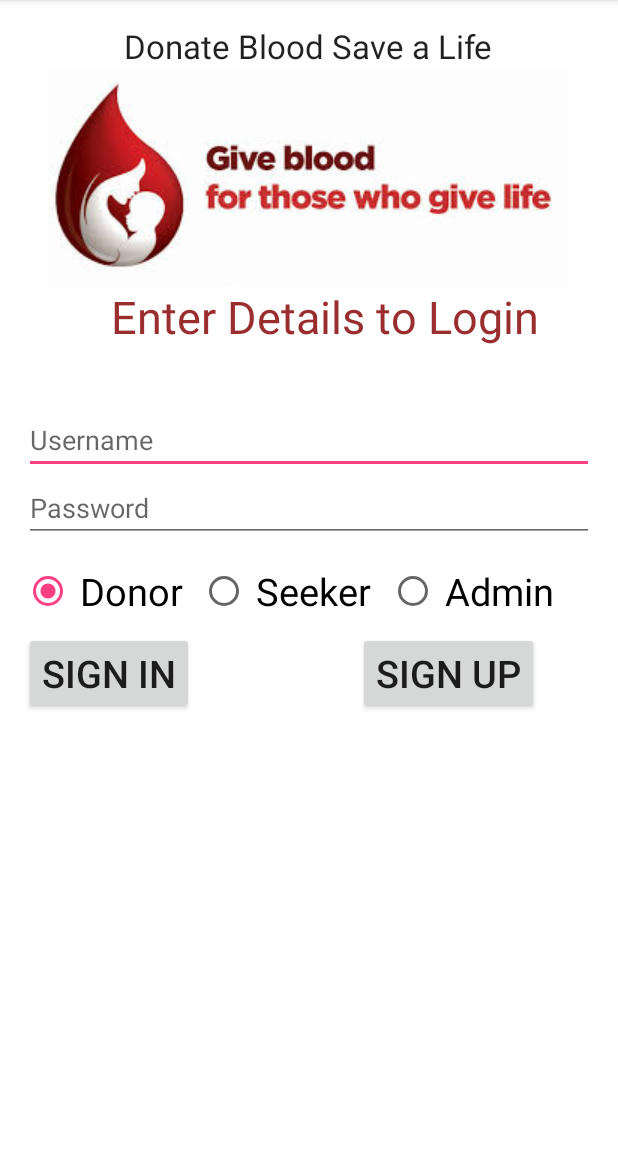
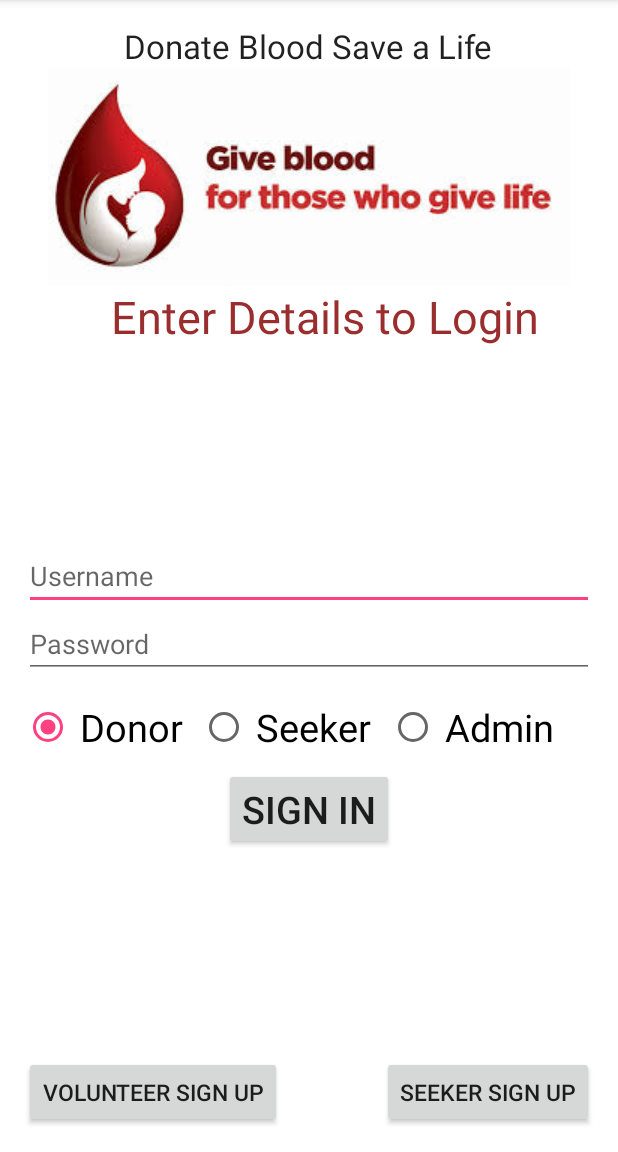
Before and after one commit to Ymograi/blooddonation, an Android app: the screen it shows after launch (MainActivity), on a phone screen of 412 x 824 dp, the part 84-1236 px from its top. Run offline under Robolectric (Android 15) with nearby library versions, the phone set to English and light mode, and no system bars.

Commit message:
Added buttons and confirmation pages for sign ups

```diff
--- a/app/src/main/AndroidManifest.xml
+++ b/app/src/main/AndroidManifest.xml
@@ -29,8 +29,10 @@
         <activity android:name=".Main22Activity" />
         <activity android:name=".Main23Activity" />
         <activity android:name=".AdminHomepage" />
-        <activity android:name=".VolunteerHomepage"></activity>
-        <activity android:name=".SeekerHomepage"></activity>
+        <activity android:name=".VolunteerHomepage" />
+        <activity android:name=".SeekerHomepage" />
+        <activity android:name=".RegisterVolunteer" />
+        <activity android:name=".RegisterVolunteerConfirm"></activity>
     </application>
 
 </manifest>
--- a/app/src/main/java/com/example/thelastlaugh/blooddonation/Main23Activity.java
+++ b/app/src/main/java/com/example/thelastlaugh/blooddonation/Main23Activity.java
@@ -23,7 +23,7 @@ public class Main23Activity extends AppCompatActivity {
         sd.setText("Username : "+uname.toString());
         sd1.setText("Password: "+pass.toString());
         sd2.setText("Email :"+email.toString());
-        Button signin=(Button)findViewById(R.id.button);
+        Button signin=(Button)findViewById(R.id.signin);
         signin.setOnClickListener(new View.OnClickListener() {
             @Override
             public void onClick(View v) {
--- a/app/src/main/java/com/example/thelastlaugh/blooddonation/MainActivity.java
+++ b/app/src/main/java/com/example/thelastlaugh/blooddonation/MainActivity.java
@@ -27,7 +27,8 @@ public class MainActivity extends AppCompatActivity {
         super.onCreate(savedInstanceState);
         setContentView(R.layout.activity_main);
         Button login=(Button) findViewById(R.id.Signin);
-        Button signup=(Button)findViewById(R.id.Signup);
+        Button vsignup=(Button)findViewById(R.id.vsignup);
+        Button ssignup  = (Button)findViewById(R.id.ssignup);
         final EditText uname=(EditText) findViewById(R.id.username);
         final EditText pass=(EditText)findViewById(R.id.password);
         final RadioGroup usertype=(RadioGroup)findViewById(R.id.radioGroup);
@@ -109,7 +110,14 @@ public class MainActivity extends AppCompatActivity {
                 }
             }
         });
-        signup.setOnClickListener(new View.OnClickListener() {
+        vsignup.setOnClickListener(new View.OnClickListener() {
+            @Override
+            public void onClick(View v) {
+                Intent i = new Intent(MainActivity.this, RegisterVolunteer.class);
+                startActivity(i);
+            }
+        });
+        ssignup.setOnClickListener(new View.OnClickListener() {
             @Override
             public void onClick(View v) {
                 Intent i = new Intent(MainActivity.this, Main22Activity.class);
--- a/app/src/main/res/layout/activity_main.xml
+++ b/app/src/main/res/layout/activity_main.xml
@@ -46,12 +46,8 @@
         android:id="@+id/username"
         android:hint="Username"
         android:inputType="textPersonName"
-        android:layout_below="@+id/textView"
-        android:layout_marginTop="39dp"
-        android:layout_alignParentRight="true"
-        android:layout_alignParentEnd="true"
-        android:layout_alignParentLeft="true"
-        android:layout_alignParentStart="true" />
+        android:layout_centerVertical="true"
+        android:layout_centerHorizontal="true" />
 
     <EditText
         android:layout_width="match_parent"
@@ -77,8 +73,7 @@
         android:elegantTextHeight="false"
         android:textSize="25dp"
         android:layout_below="@+id/radioGroup"
-        android:layout_alignLeft="@+id/password"
-        android:layout_alignStart="@+id/password" />
+        android:layout_centerHorizontal="true" />
 
     <RadioGroup
         android:layout_width="match_parent"
@@ -124,12 +119,23 @@
         style="?android:attr/buttonStyleSmall"
         android:layout_width="wrap_content"
         android:layout_height="wrap_content"
-        android:text="Sign Up"
-        android:id="@+id/Signup"
+        android:text="Volunteer Sign Up"
+        android:id="@+id/vsignup"
         android:elegantTextHeight="false"
-        android:textSize="25dp"
-        android:layout_below="@+id/radioGroup"
-        android:layout_alignRight="@+id/textView"
-        android:layout_alignEnd="@+id/textView" />
+        android:textSize="15dp"
+        android:layout_alignParentBottom="true"
+        android:layout_alignParentLeft="true"
+        android:layout_alignParentStart="true" />
+    <Button
+        style="?android:attr/buttonStyleSmall"
+        android:layout_width="wrap_content"
+        android:layout_height="wrap_content"
+        android:text="Seeker Sign Up"
+        android:id="@+id/ssignup"
+        android:elegantTextHeight="false"
+        android:textSize="15dp"
+        android:layout_alignTop="@+id/vsignup"
+        android:layout_alignRight="@+id/radioGroup"
+        android:layout_alignEnd="@+id/radioGroup" />
 
 </RelativeLayout>
--- a/app/src/main/res/layout/activity_main22.xml
+++ b/app/src/main/res/layout/activity_main22.xml
@@ -44,12 +44,14 @@
                 android:layout_width="match_parent"
                 android:layout_height="wrap_content"
                 android:id="@+id/name"
+                android:inputType="textPersonName"
                 android:hint="Name"/>
 
             <EditText
                 android:layout_width="match_parent"
                 android:layout_height="wrap_content"
                 android:id="@+id/uname"
+                android:inputType="textPersonName"
                 android:hint="Username"/>
 
             <EditText
@@ -72,12 +74,14 @@
                 android:layout_width="match_parent"
                 android:layout_height="wrap_content"
                 android:id="@+id/idtype"
+                android:inputType="textPersonName"
                 android:hint="ID-Type"/>
 
             <EditText
                 android:layout_width="match_parent"
                 android:layout_height="wrap_content"
                 android:id="@+id/idno"
+                android:inputType="textPersonName"
                 android:hint="ID-No"/>
 
             <EditText
--- a/app/src/main/res/layout/activity_main23.xml
+++ b/app/src/main/res/layout/activity_main23.xml
@@ -60,7 +60,7 @@
         android:layout_width="wrap_content"
         android:layout_height="wrap_content"
         android:text="Sign In"
-        android:id="@+id/button"
+        android:id="@+id/signin"
         android:layout_alignParentBottom="true"
         android:layout_centerHorizontal="true"
         android:layout_marginBottom="40dp" />
--- a/app/src/main/res/values/strings.xml
+++ b/app/src/main/res/values/strings.xml
@@ -1,4 +1,4 @@
 <resources>
     <string name="app_name">BloodDonation</string>
-    <string name="URL">"http://192.168.0.105/bloodapp_api/"</string>
+    <string name="URL">"http://192.168.0.106/bloodapp_api/"</string>
 </resources>
```
Also changed, not shown: app/src/main/java/com/example/thelastlaugh/blooddonation/Main22Activity.java (+2 -8 lines), app/src/main/java/com/example/thelastlaugh/blooddonation/RegisterVolunteer.java (added, +109 -0 lines), app/src/main/java/com/example/thelastlaugh/blooddonation/RegisterVolunteerConfirm.java (added, +36 -0 lines), app/src/main/res/layout/activity_register_volunteer.xml (added, +110 -0 lines), app/src/main/res/layout/activity_register_volunteer_confirm.xml (added, +30 -0 lines), 5 other files.
